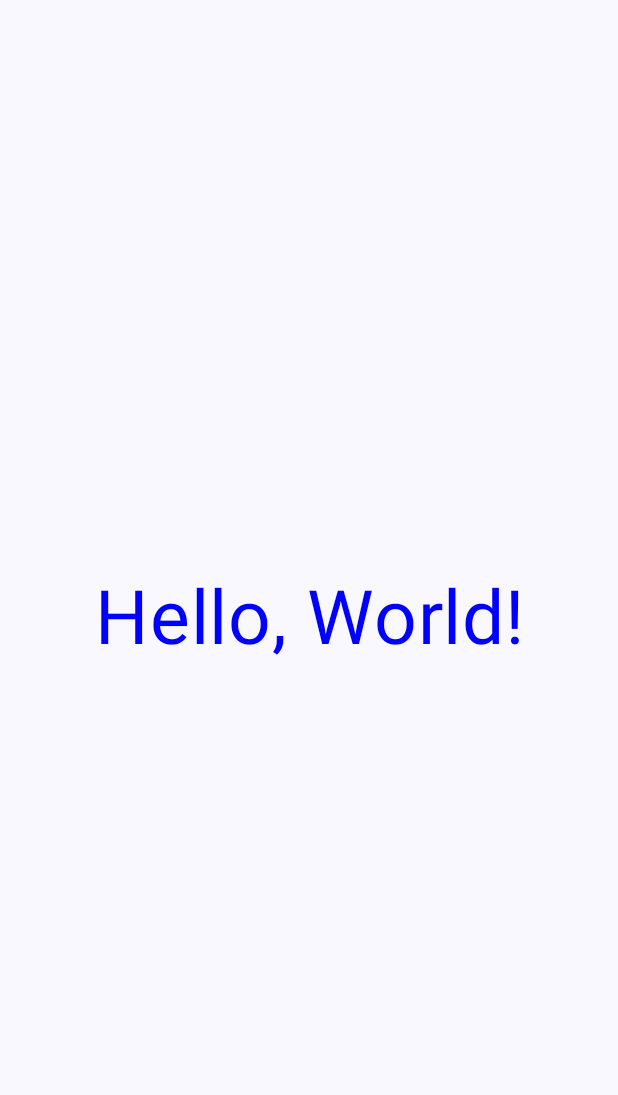
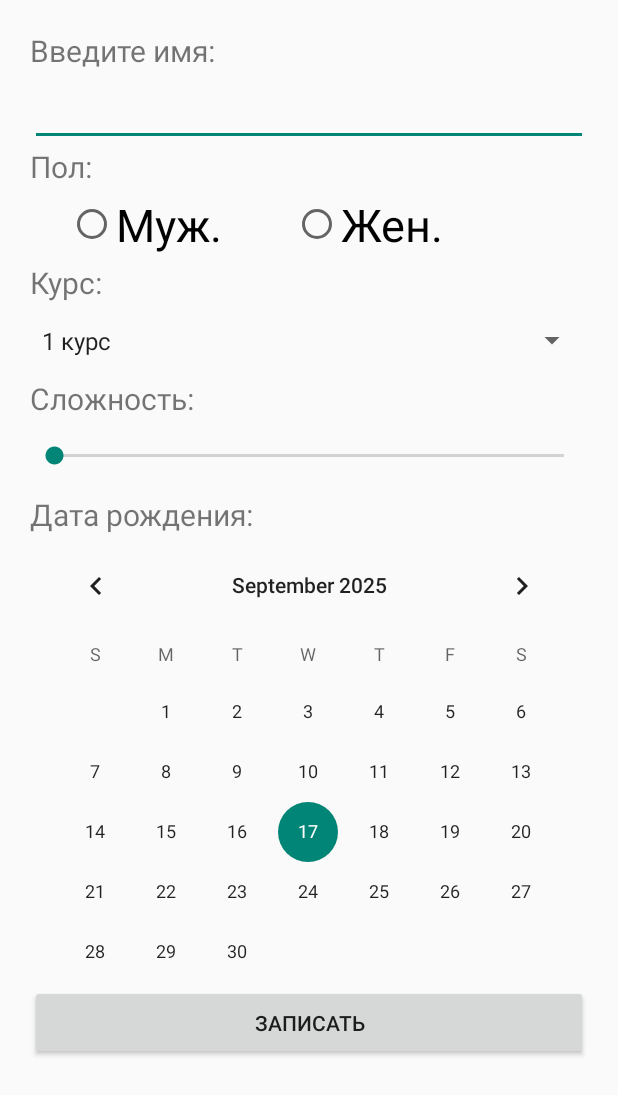
Before and after one commit to Skrades/Mobile, an Android app built with Jetpack Compose: the screen it shows after launch (MainActivity), on a phone screen of 412 x 824 dp. Shown: the top 1095 px of the screen. Run offline under Robolectric (Android 15) with nearby library versions, the light colour scheme and no system bars.

Commit message:
Registration form

```diff
--- a/app/src/main/java/com/example/myapplication/MainActivity.kt
+++ b/app/src/main/java/com/example/myapplication/MainActivity.kt
@@ -1,13 +1,20 @@
 package com.example.myapplication
 
+import android.icu.util.Calendar
 import android.os.Bundle
+import android.widget.ArrayAdapter
+import android.widget.Button
+import android.widget.CalendarView
+import android.widget.EditText
+import android.widget.ImageView
+import android.widget.RadioButton
+import android.widget.SeekBar
+import android.widget.Spinner
+import android.widget.TextView
 import androidx.activity.ComponentActivity
-import androidx.activity.compose.setContent
 import androidx.activity.enableEdgeToEdge
 import androidx.compose.foundation.layout.Box
 import androidx.compose.foundation.layout.fillMaxSize
-import androidx.compose.foundation.layout.padding
-import androidx.compose.material3.Scaffold
 import androidx.compose.material3.Text
 import androidx.compose.runtime.Composable
 import androidx.compose.ui.Alignment
@@ -16,21 +23,60 @@ import androidx.compose.ui.graphics.Color
 import androidx.compose.ui.text.style.TextAlign
 import androidx.compose.ui.tooling.preview.Preview
 import androidx.compose.ui.unit.sp
+import androidx.core.content.res.ResourcesCompat
 import com.example.myapplication.ui.theme.MyApplicationTheme
+import java.text.SimpleDateFormat
+import java.util.Date
+import java.util.Locale
+
 
 class MainActivity : ComponentActivity() {
     override fun onCreate(savedInstanceState: Bundle?) {
         super.onCreate(savedInstanceState)
         enableEdgeToEdge()
-        setContent {
-            MyApplicationTheme {
-                Scaffold(modifier = Modifier.fillMaxSize()) { innerPadding ->
-                    Greeting(
-                        name = "World",
-                        modifier = Modifier.padding(innerPadding)
-                    )
-                }
-            }
+        setContentView(R.layout.main)
+
+        val name: EditText = findViewById(R.id.name)
+        val maleButton: RadioButton = findViewById(R.id.male)
+        val femaleButton: RadioButton = findViewById(R.id.female)
+        val course: Spinner = findViewById(R.id.course)
+        val difficulty: SeekBar = findViewById(R.id.difficulty)
+        val date: CalendarView = findViewById(R.id.date)
+        val signUpButton: Button = findViewById(R.id.sign_up_button)
+        val personInfo: TextView = findViewById(R.id.person_info)
+        val image: ImageView = findViewById(R.id.image)
+
+        var gender = ""
+        maleButton.setOnClickListener { gender = maleButton.getText().toString() }
+        femaleButton.setOnClickListener { gender = femaleButton.getText().toString() }
+
+        val courses = arrayOf("1 курс", "2 курс", "3 курс", "4 курс")
+        val adapter: ArrayAdapter<String> = ArrayAdapter(this, android.R.layout.simple_spinner_item, courses)
+        adapter.setDropDownViewResource(android.R.layout.simple_spinner_dropdown_item);
+        course.setAdapter(adapter);
+
+        difficulty.setMax(2)
+
+        date.setOnDateChangeListener { calView, year, month, dayOfMonth ->
+            val calendar: Calendar = Calendar.getInstance()
+            calendar.set(year, month, dayOfMonth)
+            calView.setDate(calendar.timeInMillis, true, true)
+        }
+
+        signUpButton.setOnClickListener {
+            val personName = name.text.toString()
+            val personGender = gender
+            val personCourse = course.selectedItem.toString()
+            val personDiff = difficulty.progress.toString()
+            val personDate = SimpleDateFormat("dd.MM.yyyy", Locale.getDefault())
+                .format(Date(date.date)).toString()
+            val personZodiac = getSignByDate(personDate.split(".")[0].toInt() ,
+                personDate.split(".")[1].toInt())
+
+            val person = Person(personName, personGender, personCourse, personDiff, personDate, personZodiac)
+
+            personInfo.text = person.toString()
+            image.setImageDrawable(ResourcesCompat.getDrawable(resources, getImageBySign(personZodiac), null))
         }
     }
 }
@@ -44,6 +90,42 @@ fun Greeting(name: String, modifier: Modifier = Modifier) {
     }
 }
 
+private fun getSignByDate(day: Int, month: Int): String {
+    return when (month) {
+        1 -> if (day <= 20) "Козерог" else "Водолей"
+        2 -> if (day <= 19) "Водолей" else "Рыбы"
+        3 -> if (day <= 20) "Рыбы" else "Овен"
+        4 -> if (day <= 20) "Овен" else "Телец"
+        5 -> if (day <= 21) "Телец" else "Близнецы"
+        6 -> if (day <= 21) "Близнецы" else "Рак"
+        7 -> if (day <= 22) "Рак" else "Лев"
+        8 -> if (day <= 23) "Лев" else "Дева"
+        9 -> if (day <= 23) "Дева" else "Весы"
+        10 -> if (day <= 23) "Весы" else "Скорпион"
+        11 -> if (day <= 22) "Скорпион" else "Стрелец"
+        12 -> if (day <= 21) "Стрелец" else "Козерог"
+        else -> "Неизвестно"
+    }
+}
+
+private fun getImageBySign(sign: String): Int {
+    return when (sign) {
+        "Козерог" -> R.drawable.capricorn
+        "Водолей" -> R.drawable.aquarius
+        "Рыбы" -> R.drawable.pisces
+        "Овен" -> R.drawable.aries
+        "Телец" -> R.drawable.taurus
+        "Близнецы" -> R.drawable.gemini
+        "Рак" -> R.drawable.cancer
+        "Лев" -> R.drawable.leo
+        "Дева" -> R.drawable.virgo
+        "Весы" -> R.drawable.libra
+        "Скорпион" -> R.drawable.scorpio
+        "Стрелец" -> R.drawable.sagittarius
+        else -> R.drawable.ic_launcher_foreground
+    }
+}
+
 @Preview(showBackground = true)
 @Composable
 fun GreetingPreview() {
--- /dev/null
+++ b/app/src/main/res/layout/main.xml
@@ -0,0 +1,99 @@
+<?xml version="1.0" encoding="utf-8"?>
+<LinearLayout xmlns:android="http://schemas.android.com/apk/res/android"
+    xmlns:tools="http://schemas.android.com/tools"
+    android:orientation="vertical"
+    android:layout_width="match_parent"
+    android:layout_height="match_parent"
+    android:padding="20dp"
+    >
+    <TextView
+        android:layout_width="match_parent"
+        android:layout_height="wrap_content"
+        android:text="Введите имя:"
+        android:textSize="20sp"
+        />
+    <EditText
+        android:id="@+id/name"
+        android:layout_width="match_parent"
+        android:layout_height="50dp" />
+    <TextView
+        android:layout_width="match_parent"
+        android:layout_height="wrap_content"
+        android:text="Пол:"
+        android:textSize="20sp"
+        />
+    <RadioGroup
+        android:layout_width="match_parent"
+        android:layout_height="50dp"
+        android:orientation="horizontal"
+        android:layout_marginHorizontal="25dp" >
+
+        <RadioButton
+            android:id="@+id/male"
+            android:layout_width="150dp"
+            android:layout_height="match_parent"
+            android:text="Муж."
+            android:textSize="30sp"/>
+
+        <RadioButton
+            android:id="@+id/female"
+            android:layout_width="150dp"
+            android:layout_height="match_parent"
+            android:text="Жен."
+            android:textSize="30sp"/>
+
+    </RadioGroup>
+    <TextView
+        android:layout_width="match_parent"
+        android:layout_height="wrap_content"
+        android:text="Курс:"
+        android:textSize="20sp"
+        />
+    <Spinner
+        android:id="@+id/course"
+        android:layout_height="50dp"
+        android:layout_width="match_parent" />
+    <TextView
+        android:layout_width="match_parent"
+        android:layout_height="wrap_content"
+        android:text="Сложность:"
+        android:textSize="20sp"
+        />
+    <SeekBar
+        android:id="@+id/difficulty"
+        android:layout_height="50dp"
+        android:layout_width="match_parent" />
+    <TextView
+        android:layout_width="match_parent"
+        android:layout_height="wrap_content"
+        android:text="Дата рождения:"
+        android:textSize="20sp"
+        />
+    <CalendarView
+        android:id="@+id/date"
+        android:layout_height="300dp"
+        android:layout_width="match_parent" />
+
+    <Button
+        android:id="@+id/sign_up_button"
+        android:layout_width="match_parent"
+        android:layout_height="50dp"
+        android:text="Записать" />
+    <LinearLayout
+        android:layout_width="match_parent"
+        android:layout_height="match_parent"
+        android:textAlignment="center">
+
+        <TextView
+            android:id="@+id/person_info"
+            android:layout_width="200dp"
+            android:layout_height="match_parent"
+            android:textSize="20sp" />
+
+        <ImageView
+            android:id="@+id/image"
+            android:layout_width="match_parent"
+            android:layout_height="match_parent" />
+    </LinearLayout>
+
+</LinearLayout>
```
Also changed, not shown: app/src/main/java/com/example/myapplication/Person.kt (added, +12 -0 lines), app/src/main/res/drawable/aquarius.png (added), app/src/main/res/drawable/aries.png (added), app/src/main/res/drawable/cancer.png (added), app/src/main/res/drawable/capricorn.png (added), app/src/main/res/drawable/gemini.png (added), app/src/main/res/drawable/leo.png (added), app/src/main/res/drawable/libra.png (added), app/src/main/res/drawable/pisces.png (added), app/src/main/res/drawable/sagittarius.png (added), app/src/main/res/drawable/scorpio.png (added), app/src/main/res/drawable/taurus.png (added), app/src/main/res/drawable/virgo.png (added).
